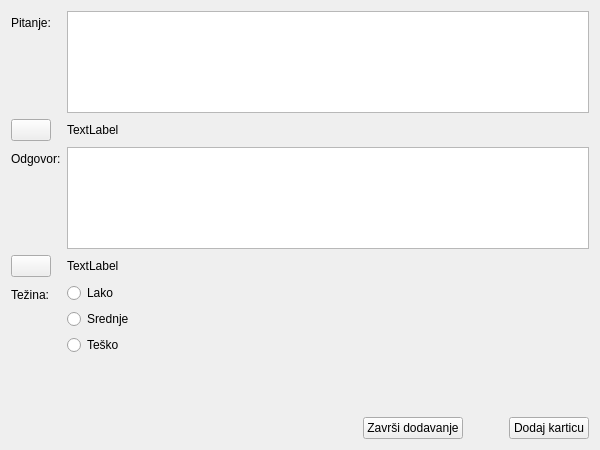
Before: the Qt Designer form app/forms/createdeckwindow.ui in bogdans55/StudySphere, drawn with Qt 5.
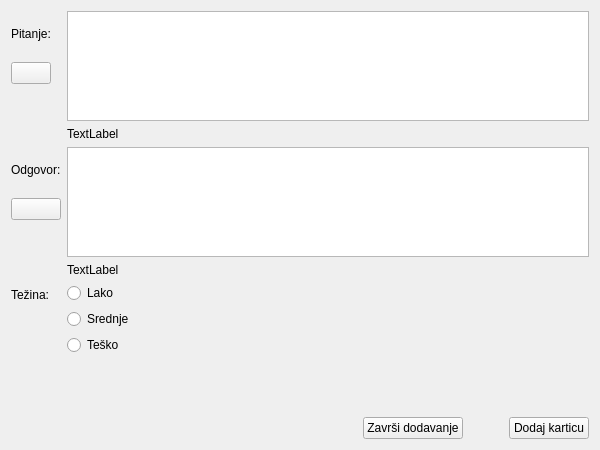
After: the same form once the commit is applied. Icons and pictures are not drawn.

```diff
--- a/app/forms/createdeckwindow.ui
+++ b/app/forms/createdeckwindow.ui
@@ -17,33 +17,35 @@
    <iconset resource="../res/icons.qrc">
     <normaloff>:/icons/logo.png</normaloff>:/icons/logo.png</iconset>
   </property>
-  <layout class="QVBoxLayout" name="verticalLayout_2">
-   <item>
-    <layout class="QFormLayout" name="formLayout_card">
+  <layout class="QFormLayout" name="formLayout">
      <item row="0" column="0">
+    <layout class="QVBoxLayout" name="verticalLayout">
+     <item>
       <widget class="QLabel" name="label_question">
        <property name="text">
         <string>Pitanje:</string>
        </property>
       </widget>
      </item>
+     <item>
+      <widget class="QPushButton" name="pushButton_addQuestionImage">
+       <property name="icon">
+        <iconset resource="../res/icons.qrc">
+         <normaloff>:/icons/image.png</normaloff>:/icons/image.png</iconset>
+       </property>
+       <property name="iconSize">
+        <size>
+         <width>32</width>
+         <height>32</height>
+        </size>
+       </property>
+      </widget>
+     </item>
+    </layout>
+   </item>
      <item row="0" column="1">
       <widget class="QTextEdit" name="textEdit_question"/>
      </item>
-     <item row="1" column="0">
-      <widget class="QPushButton" name="pushButton_2">
-       <property name="icon">
-        <iconset resource="../res/icons.qrc">
-         <normaloff>:/icons/image.png</normaloff>:/icons/image.png</iconset>
-       </property>
-       <property name="iconSize">
-        <size>
-         <width>32</width>
-         <height>32</height>
-        </size>
-       </property>
-      </widget>
-     </item>
      <item row="1" column="1">
       <widget class="QLabel" name="label_questionImage">
        <property name="enabled">
@@ -54,31 +56,35 @@
        </property>
       </widget>
      </item>
-     <item row="3" column="0">
+   <item row="2" column="0">
+    <layout class="QVBoxLayout" name="verticalLayout_2">
+     <item>
       <widget class="QLabel" name="label_answer">
        <property name="text">
         <string>Odgovor:</string>
        </property>
       </widget>
      </item>
-     <item row="3" column="1">
+     <item>
+      <widget class="QPushButton" name="pushButton_addAnswerImage">
+       <property name="icon">
+        <iconset resource="../res/icons.qrc">
+         <normaloff>:/icons/image.png</normaloff>:/icons/image.png</iconset>
+       </property>
+       <property name="iconSize">
+        <size>
+         <width>32</width>
+         <height>32</height>
+        </size>
+       </property>
+      </widget>
+     </item>
+    </layout>
+   </item>
+   <item row="2" column="1">
       <widget class="QTextEdit" name="textEdit_answer"/>
      </item>
-     <item row="4" column="0">
-      <widget class="QPushButton" name="pushButton">
-       <property name="icon">
-        <iconset resource="../res/icons.qrc">
-         <normaloff>:/icons/image.png</normaloff>:/icons/image.png</iconset>
-       </property>
-       <property name="iconSize">
-        <size>
-         <width>32</width>
-         <height>32</height>
-        </size>
-       </property>
-      </widget>
-     </item>
-     <item row="4" column="1">
+   <item row="3" column="1">
       <widget class="QLabel" name="label_answerImage">
        <property name="enabled">
         <bool>true</bool>
@@ -88,14 +94,14 @@
        </property>
       </widget>
      </item>
-     <item row="5" column="0">
+   <item row="4" column="0">
       <widget class="QLabel" name="label_difficulty">
        <property name="text">
         <string>Težina:</string>
        </property>
       </widget>
      </item>
-     <item row="5" column="1">
+   <item row="4" column="1">
       <layout class="QVBoxLayout" name="verticalLayout_difficulty">
        <item>
         <widget class="QRadioButton" name="radioButton_easy">
@@ -120,7 +126,7 @@
        </item>
       </layout>
      </item>
-     <item row="7" column="1">
+   <item row="5" column="1">
       <spacer name="verticalSpacer_2">
        <property name="orientation">
         <enum>Qt::Vertical</enum>
@@ -130,15 +136,13 @@
        </property>
        <property name="sizeHint" stdset="0">
         <size>
-         <width>20</width>
+       <width>521</width>
          <height>50</height>
         </size>
        </property>
       </spacer>
      </item>
-    </layout>
-   </item>
-   <item>
+   <item row="6" column="0" colspan="2">
     <layout class="QHBoxLayout" name="horizontalLayout_buttons">
      <item>
       <spacer name="horizontalSpacer_2">
```
Lines whose indentation alone changed are shown as unchanged.
